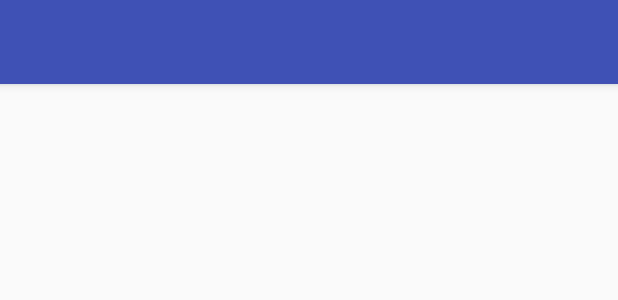
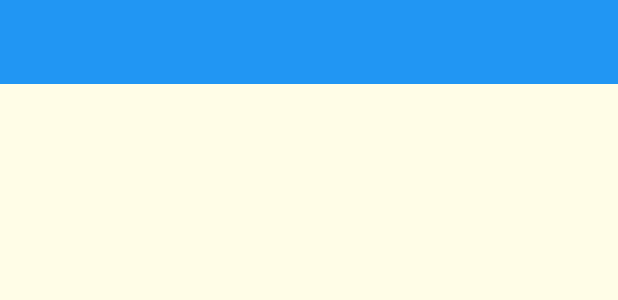
Before and after one commit to JarvisKent/PasswordManager, an Android app: the layout activity_main.xml on its own in the app's theme, with its tools: preview values and no code run, on a phone screen of 412 x 824 dp. Shown: the top 300 px of the screen. Run offline under Robolectric (Android 15) with nearby library versions, the phone set to English and light mode, and no system bars.

Commit message:
1、沉浸式状态栏(android4.4以上可用) 2、Toolbar修改

```diff
--- a/app/src/main/res/layout/activity_main.xml
+++ b/app/src/main/res/layout/activity_main.xml
@@ -5,31 +5,22 @@
     android:id="@+id/main_content"
     android:layout_width="match_parent"
     android:orientation="vertical"
+    android:background="#fffde7"
     android:layout_height="match_parent">
 
 
-    <android.support.design.widget.AppBarLayout
-        android:id="@+id/appbar"
-        android:layout_width="match_parent"
-        android:layout_height="?attr/actionBarSize">
 
 
         <android.support.v7.widget.Toolbar
-            xmlns:app="http://schemas.android.com/apk/res-auto"
             android:id="@+id/tl_custom"
             android:layout_width="match_parent"
             android:layout_height="wrap_content"
-            android:background="?attr/colorPrimary"
+            android:background="#2196F3"
             android:minHeight="?attr/actionBarSize"
-            android:popupTheme="@style/ThemeOverlay.AppCompat.Light"
-            app:theme="@style/ThemeOverlay.AppCompat.ActionBar">
+            app:theme="@style/ToolbarTheme">
 
         </android.support.v7.widget.Toolbar>
 
-<!-- app:layout_scrollFlags="scroll|enterAlways"
--->
-
-    </android.support.design.widget.AppBarLayout>
 
     <!--可滑动的布局内容-->
     <android.support.v7.widget.RecyclerView
--- a/app/src/main/res/layout/layout.xml
+++ b/app/src/main/res/layout/layout.xml
@@ -4,6 +4,8 @@
     android:layout_margin="5dp"
     android:layout_height="wrap_content">
     <com.daimajia.swipe.SwipeLayout
+        android:layout_marginTop="3dp"
+        android:layout_marginLeft="3dp"
         android:layout_width="match_parent"
         android:id="@+id/swipelayout"
         android:layout_height="wrap_content">
@@ -51,17 +53,21 @@
                 android:textColor="@android:color/holo_blue_dark"
                 android:textSize="20sp"/>
             <TextView
+                android:layout_marginTop="2dp"
                 android:layout_width="match_parent"
                 android:layout_height="wrap_content"
                 android:id="@+id/tv_name"
+                android:textColor="@android:color/black"
                 android:text="类型：微博账号"
                 android:textSize="15sp"/>
 
 
             <TextView
+                android:layout_marginTop="2dp"
                 android:layout_width="match_parent"
                 android:layout_height="wrap_content"
                 android:id="@+id/tv_desc"
+                android:textColor="@android:color/black"
                 android:text="描述：我的微博账号"
                 android:textSize="15sp"/>
         </LinearLayout>
--- /dev/null
+++ b/app/src/main/res/menu/main.xml
@@ -0,0 +1,4 @@
+<?xml version="1.0" encoding="utf-8"?>
+<menu xmlns:android="http://schemas.android.com/apk/res/android">
+<item android:title="more"></item>
+</menu>
--- a/app/src/main/res/values/styles.xml
+++ b/app/src/main/res/values/styles.xml
@@ -1,18 +1,11 @@
 <resources>
 
     <!-- Base application theme. -->
-    <style name="AppTheme" parent="Theme.AppCompat.Light.DarkActionBar">
+    <style name="AppTheme" parent="AppTheme.Base">
         <!-- Customize your theme here. -->
-
         <item name="colorAccent">@color/colorAccent</item>
         <item name="windowActionBar">false</item>
         <item name="windowNoTitle">true</item>
-
-        <!--状态栏颜色-->
-        <item name="colorPrimaryDark">@color/Indigo_colorPrimaryDark</item>
-        <!--Toolbar颜色-->
-        <item name="colorPrimary">@color/Indigo_colorPrimary</item>
-
 
         <!--返回键样式-->
         <item name="drawerArrowStyle">@style/AppTheme.DrawerArrowToggle</item>
@@ -23,9 +16,14 @@
 
 
     </style>
-
+    <style name="AppTheme.Base" parent="Theme.AppCompat.NoActionBar">
+    </style>
     <style name="AppTheme.AppBarOverlay" parent="ThemeOverlay.AppCompat.Dark.ActionBar" />
 
     <style name="AppTheme.PopupOverlay" parent="ThemeOverlay.AppCompat.Light" />
-
+    <!-- toolbar菜单样式 -->
+    <style name="ToolbarTheme" parent="@style/ThemeOverlay.AppCompat.ActionBar">
+        <item name="actionMenuTextColor">@android:color/white</item>
+        <item name="android:actionMenuTextColor">@android:color/white</item>
+    </style>
 </resources>
```
Also changed, not shown: app/src/main/java/com/hzh/passwordmanager/AppStart.java (+8 -7 lines), app/src/main/java/com/hzh/passwordmanager/ui/MainActivity.java (+44 -25 lines), app/src/main/java/com/hzh/passwordmanager/utils/PreferencesUtils.java (added, +226 -0 lines), app/src/main/java/com/hzh/passwordmanager/utils/Translucentbarstest.java (added, +22 -0 lines), app/src/main/res/layout/custom_drawerlayout.xml (deleted, +0 -28 lines), app/src/main/res/layout/custom_toolbar.xml (deleted, +0 -12 lines).
